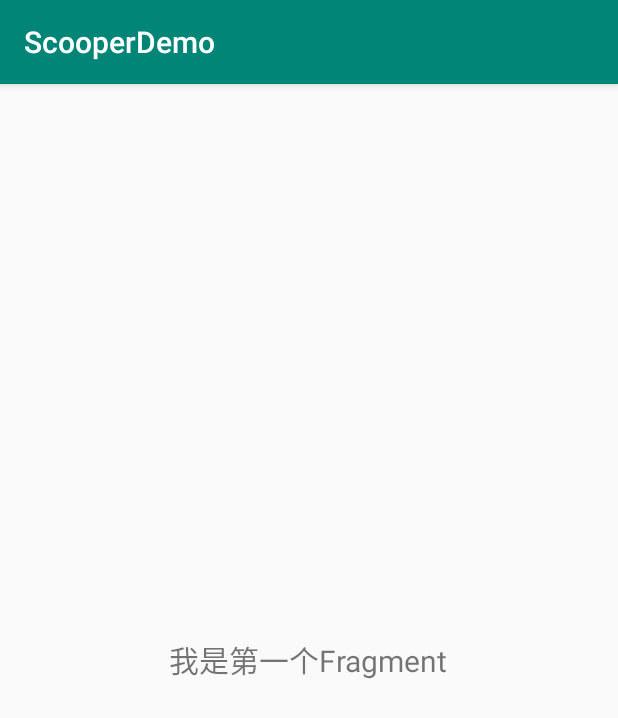
After one commit to wanzz008/ScooperDemo, an Android app: the fragment FragmentPage1 shown on its own in the app's theme, on a phone screen of 412 x 824 dp. The commit adds this screen. Shown: the top 718 px of the screen. Run offline under Robolectric (Android 15) with nearby library versions, the phone set to English and light mode, and no system bars; libraries missing offline, so code that uses them is left out: cn.scooper.sc_uni_app; 1 statement that could not run was skipped.

Commit message:
add fragment and implementation sdk

```diff
--- a/app/src/main/AndroidManifest.xml
+++ b/app/src/main/AndroidManifest.xml
@@ -25,6 +25,11 @@
             android:screenOrientation="portrait"
             android:theme="@style/NoActionBar">
         </activity>
+        <activity android:name=".SecondActivity"
+            android:launchMode="singleTop"
+            android:screenOrientation="portrait"
+            android:theme="@style/AppTheme2">
+        </activity>
 
     </application>
 
--- /dev/null
+++ b/app/src/main/java/com/example/scooperdemo/FragmentPage1.java
@@ -0,0 +1,25 @@
+package com.example.scooperdemo;
+
+import android.content.Intent;
+import android.os.Bundle;
+import android.support.annotation.Nullable;
+import android.support.v4.app.Fragment;
+import android.support.v4.app.FragmentTransaction;
+import android.view.LayoutInflater;
+import android.view.View;
+import android.view.ViewGroup;
+
+import cn.scooper.sc_uni_app.view.base.BaseActivity;
+import cn.scooper.sc_uni_app.view.contact.ContactFragment;
+import cn.scooper.sc_uni_app.view.main.MoreFragment;
+import cn.scooper.sc_uni_app.view.main.MsgFragment;
+import cn.scooper.sc_uni_app.view.recent.RecentCallFragment;
+
+public class FragmentPage1 extends Fragment {
+    @Override
+    public View onCreateView(LayoutInflater inflater,
+                             @Nullable ViewGroup container, @Nullable Bundle savedInstanceState) {
+        return inflater.inflate(R.layout.fragment, null);
+    }
+
+}
--- a/app/src/main/java/com/example/scooperdemo/MainActivity.java
+++ b/app/src/main/java/com/example/scooperdemo/MainActivity.java
@@ -6,6 +6,8 @@ import android.content.Context;
 import android.content.Intent;
 import android.content.IntentFilter;
 import android.os.Bundle;
+import android.os.Handler;
+import android.os.Looper;
 import android.support.v7.app.AppCompatActivity;
 import android.util.Log;
 import android.view.View;
@@ -20,6 +22,9 @@ public class MainActivity extends AppCompatActivity {
 
     private EditText et_user,et_pwd;
     private Button btnLogin,btnGoMsg,btnGoSip,btnGoContact,btnGoMore,btn_logout;
+    private Button btnGoTest;
+
+    Handler mHandler = new Handler(Looper.getMainLooper());
 
     @Override
     protected void onCreate(Bundle savedInstanceState) {
@@ -44,10 +49,18 @@ public class MainActivity extends AppCompatActivity {
                 //192.168.107.168  8080  jx1/qwe123456
 //                SipManager.getInstance().login(MainActivity.this, "124.161.95.203", "18080", "8506", "12345abc");//abc123123  Ncyjj@123!@##@!*
 
-                SipManager.getInstance().login(MainActivity.this, "39.107.94.125", "8080", "app3", "abc123");
+//                SipManager.getInstance().login(MainActivity.this, "39.107.94.125", "8080", "app3", "abc123");
 
                 SipManager.getInstance().login(MainActivity.this, "219.150.33.166", "18080", "7003", "sstpc.2022");
 
+                mHandler.postDelayed(new Runnable() {
+                    @Override
+                    public void run() {
+                        Intent intent = new Intent(MainActivity.this,SecondActivity.class);
+                        startActivity(intent);
+                        finish();
+                    }
+                },2000);
 
             }
         });
@@ -60,6 +73,17 @@ public class MainActivity extends AppCompatActivity {
                 SipManager.getInstance().logout();//destroyScSip();
                 //Process.killProcess(Process.myPid());
                 //finish();
+            }
+        });
+
+        btnGoTest = findViewById(R.id.btn_goTest);
+        btnGoTest.setOnClickListener(new View.OnClickListener() {
+            @Override
+            public void onClick(View v) {
+                Log.e(TAG,"------跳转界面------");
+
+                Intent intent = new Intent(MainActivity.this,SecondActivity.class);
+                startActivity(intent);
             }
         });
 
--- a/app/src/main/java/com/example/scooperdemo/TestActivity.java
+++ b/app/src/main/java/com/example/scooperdemo/TestActivity.java
@@ -10,9 +10,6 @@ import cn.scooper.sc_uni_app.view.main.MoreFragment;
 import cn.scooper.sc_uni_app.view.main.MsgFragment;
 import cn.scooper.sc_uni_app.view.recent.RecentCallFragment;
 
-/**
- * @author wuxingqi created on 2021/3/15
- */
 public class TestActivity extends BaseActivity {
     private static final String TAG = TestActivity.class.getCanonicalName();
 
--- /dev/null
+++ b/app/src/main/res/layout/fragment.xml
@@ -0,0 +1,14 @@
+<RelativeLayout xmlns:android="http://schemas.android.com/apk/res/android"
+    xmlns:tools="http://schemas.android.com/tools"
+    android:layout_width="fill_parent"
+    android:layout_height="fill_parent">
+
+
+    <TextView
+        android:id="@+id/text"
+        android:layout_width="wrap_content"
+        android:layout_height="wrap_content"
+        android:layout_centerInParent="true"
+        android:text="我是第一个Fragment"
+        android:textSize="20dp" />
+</RelativeLayout>
--- a/app/src/main/res/values/styles.xml
+++ b/app/src/main/res/values/styles.xml
@@ -8,4 +8,12 @@
         <item name="colorAccent">@color/colorAccent</item>
     </style>
 
+    <style name="AppTheme2" parent="Theme.AppCompat.Light.NoActionBar">
+        <!-- Customize your theme here. -->
+        <item name="colorPrimary">@color/colorPrimary</item>
+        <item name="colorPrimaryDark">@color/black</item>
+        <item name="colorAccent">@color/colorAccent</item>
+        <item name="android:windowBackground">@android:color/background_dark</item>
+    </style>
+
 </resources>
--- a/gradle.properties
+++ b/gradle.properties
@@ -17,3 +17,4 @@ org.gradle.jvmargs=-Xmx2048m -Dfile.encoding=UTF-8
 android.useAndroidX=false
 # Automatically convert third-party libraries to use AndroidX
 android.enableJetifier=false
+android.injected.testOnly=false
```
Also changed, not shown: app/src/main/java/com/example/scooperdemo/FragmentPage2.java (added, +17 -0 lines), app/src/main/java/com/example/scooperdemo/SecondActivity.java (added, +74 -0 lines), app/src/main/res/drawable/bt_selector.xml (added, +10 -0 lines), app/src/main/res/layout/activity_main.xml (+18 -2 lines), app/src/main/res/layout/activity_second.xml (added, +51 -0 lines), app/src/main/res/layout/tabcontent.xml (added, +19 -0 lines), app/src/main/res/drawable/ic_launcher.webp (added).
